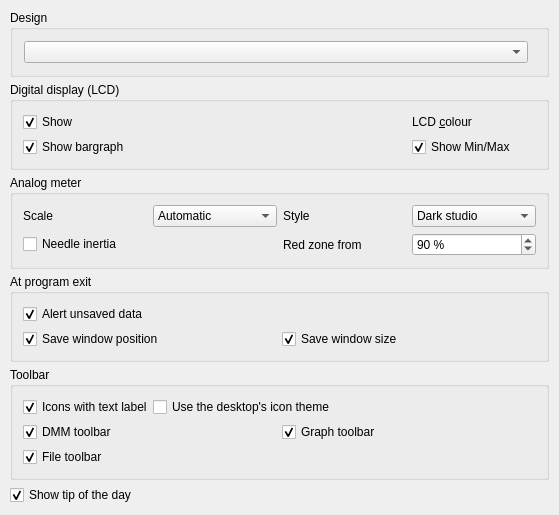
Qt form src/ui/forms/uiguiprefs.ui (redPanther/QtDMM) before a commit.
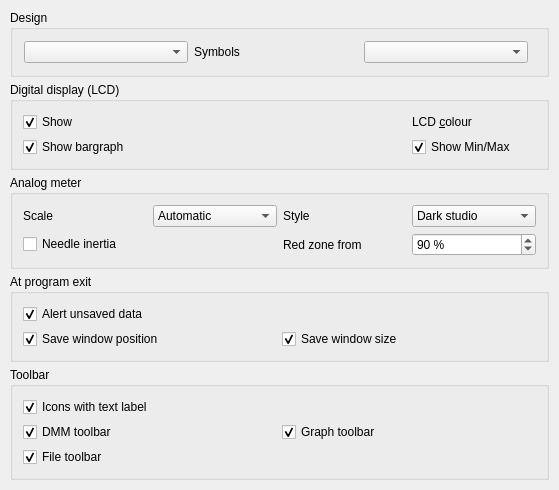
The same form after that commit. Custom widgets are drawn as their Qt base class.

Commit message: Symbols: coloured (Oxygen), plain (Breeze) or the desktop's

```diff
--- a/src/ui/forms/uiguiprefs.ui
+++ b/src/ui/forms/uiguiprefs.ui
@@ -42,6 +42,23 @@
         </property>
        </widget>
       </item>
+      <item>
+       <widget class="QLabel" name="ui_iconSetLabel">
+        <property name="text">
+         <string>Symbols</string>
+        </property>
+        <property name="buddy">
+         <cstring>ui_iconSet</cstring>
+        </property>
+       </widget>
+      </item>
+      <item>
+       <widget class="QComboBox" name="ui_iconSet">
+        <property name="toolTip">
+         <string>&lt;b&gt;Coloured&lt;/b&gt;: QtDMM's coloured symbols (Oxygen). &lt;b&gt;Plain&lt;/b&gt;: monochrome symbols (Breeze), light or dark to match the design. &lt;b&gt;System&lt;/b&gt;: the icon theme of your desktop, where it has one; QtDMM's own symbols and what the theme lacks come from the coloured set.</string>
+        </property>
+       </widget>
+      </item>
       <item>
        <spacer name="ui_designSpacer">
         <property name="orientation">
@@ -571,16 +588,6 @@
           </property>
          </widget>
         </item>
-        <item>
-         <widget class="QCheckBox" name="ui_systemIcons">
-          <property name="whatsThis">
-           <string>Use the icon theme of your desktop for the symbols QtDMM shares with other programs. QtDMM's own symbols and anything the theme lacks come from the built-in Breeze set. Off: all symbols from the built-in set, light or dark to match the design.</string>
-          </property>
-          <property name="text">
-           <string>Use the desktop's icon theme</string>
-          </property>
-         </widget>
-        </item>
         <item>
          <spacer name="Spacer3_4_2">
           <property name="orientation">
@@ -781,16 +788,6 @@
      </layout>
     </widget>
    </item>
-   <item>
-    <widget class="QCheckBox" name="ui_tipOfTheDay">
-     <property name="text">
-      <string>Show tip of the day</string>
-     </property>
-     <property name="checked">
-      <bool>true</bool>
-     </property>
-    </widget>
-   </item>
    <item>
     <spacer name="Spacer1_5">
      <property name="orientation">
```
Left out of the diff: 2 changed lines with no effect on the pictures. The commit also changes 248 other files.
